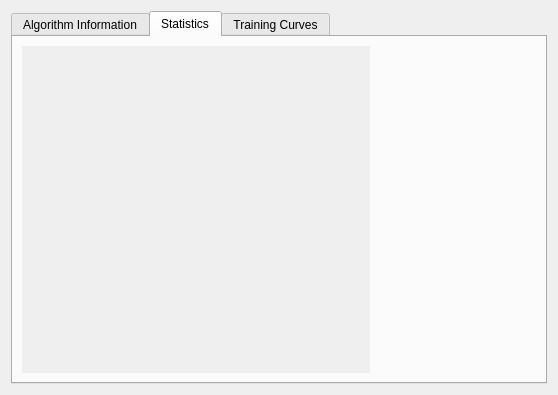
Before: the Qt Designer form MLDemos/statisticsDialog.ui in b4silio/MLDemos, drawn with Qt 5.
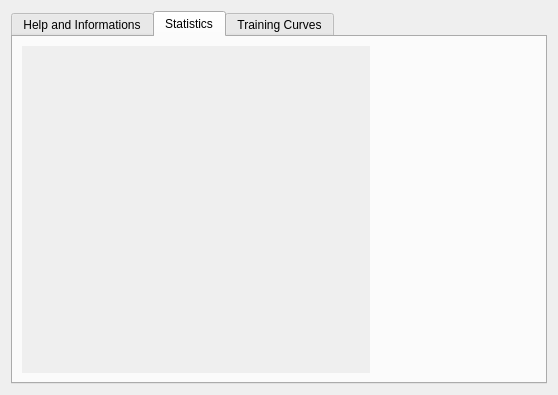
After: the same form once the commit is applied. The open tabs and pages were chosen to show the change.

Commit message: ADDED: Help files for the main algorithm interfaces (classification, regression,...) FIXED: a number of GUI elements in the different algorithm option panels

```diff
--- a/MLDemos/statisticsDialog.ui
+++ b/MLDemos/statisticsDialog.ui
@@ -27,7 +27,7 @@
      </property>
      <widget class="QWidget" name="algoTab">
       <attribute name="title">
-       <string>Algorithm Information</string>
+       <string>Help and Informations</string>
       </attribute>
       <layout class="QHBoxLayout" name="horizontalLayout_5">
        <property name="margin">
```
Left out of the diff: 6 changed lines with no effect on the pictures. The commit also changes 17 other files.
